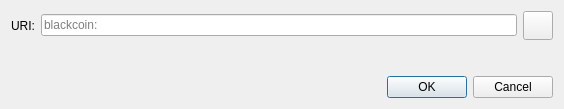
Above: src/qt/forms/openuridialog.ui from MrMiner-org/TheMinerzCoin before the change. Below: the same form after it.
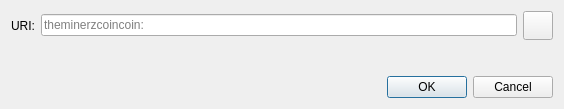
That is the form after the change. Icons and pictures are not drawn. Custom widgets are drawn as their Qt base class.

```diff
--- a/src/qt/forms/openuridialog.ui
+++ b/src/qt/forms/openuridialog.ui
@@ -26,7 +26,7 @@
      <item>
       <widget class="QValidatedLineEdit" name="uriEdit">
        <property name="placeholderText">
-        <string>blackcoin:</string>
+        <string>theminerzcoincoin:</string>
        </property>
       </widget>
      </item>
```
Left out of the diff: 2 changed lines with no effect on the pictures.
